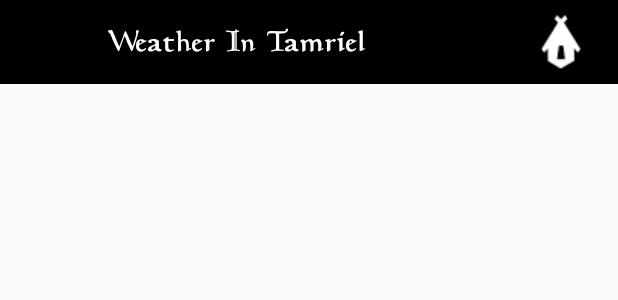
After one commit to justiceadamsUNI/Android-MVVM-Weather-In-Tamriel-App, an Android app: the layout toolbar.xml on its own in the app's theme, with its tools: preview values and no code run, on a phone screen of 412 x 824 dp. The commit adds this screen. Shown: the top 300 px of the screen. Run offline under Robolectric (Android 15) with nearby library versions, the phone set to English and light mode, and no system bars.

Commit message:
custom toolbar for the win

```diff
--- /dev/null
+++ b/app/src/main/res/layout/toolbar.xml
@@ -0,0 +1,39 @@
+<?xml version="1.0" encoding="utf-8"?>
+<android.support.v7.widget.Toolbar
+    xmlns:android="http://schemas.android.com/apk/res/android"
+    xmlns:app="http://schemas.android.com/apk/res-auto"
+    android:id="@+id/toolbar"
+    android:layout_width="match_parent"
+    android:layout_height="?attr/actionBarSize"
+    android:background="@color/toolbarColor"
+    app:popupTheme="@style/ThemeOverlay.AppCompat.Light"
+    app:layout_scrollFlags="scroll|enterAlways"
+    app:layout_collapseMode="pin">
+
+    <FrameLayout
+        android:layout_width="match_parent"
+        android:layout_height="match_parent">
+
+        <weatherintamriel.view.PlanewalkerTextView
+            android:id="@+id/toolbar_title"
+            android:orientation="horizontal"
+            android:layout_width="wrap_content"
+            android:layout_height="fill_parent"
+            android:layout_marginRight="?attr/actionBarSize"
+            android:layout_gravity="center"
+            android:gravity="center_vertical"
+            android:text="@string/app_name"
+            android:textColor="@color/toolbarTextColor"
+            style="@style/TextAppearance.AppCompat.Widget.ActionBar.Title.Inverse" />
+
+        <ImageButton
+            android:id="@+id/set_zip_code"
+            android:layout_width="?attr/actionBarSize"
+            android:layout_height="?attr/actionBarSize"
+            android:layout_gravity="end"
+            android:layout_marginRight="10dip"
+            android:src="@drawable/settlement_icon"
+            style="@style/Widget.AppCompat.ActionButton" />
+
+    </FrameLayout>
+</android.support.v7.widget.Toolbar>
--- a/app/src/main/res/values/colors.xml
+++ b/app/src/main/res/values/colors.xml
@@ -4,4 +4,6 @@
     <color name="colorPrimaryDark">#303F9F</color>
     <color name="colorAccent">#FF4081</color>
     <color name="weatherListBackground">#F6F5F5</color>
+    <color name="toolbarColor">@android:color/black</color>
+    <color name="toolbarTextColor">@android:color/white</color>
 </resources>
--- a/app/src/main/res/values/styles.xml
+++ b/app/src/main/res/values/styles.xml
@@ -6,6 +6,8 @@
         <item name="colorPrimary">@color/colorPrimary</item>
         <item name="colorPrimaryDark">@color/colorPrimaryDark</item>
         <item name="colorAccent">@color/colorAccent</item>
+        <item name="windowNoTitle">true</item>
+        <item name="windowActionBar">false</item>
     </style>
 
 </resources>
```
Also changed, not shown: app/src/main/java/weatherintamriel/view/WeatherListActivity.kt (+8 -1 lines), app/src/main/res/layout/activity_weather_list.xml (+12 -26 lines), app/src/main/res/layout/weather_list_content.xml (added, +35 -0 lines), app/src/main/res/drawable/settlement_icon.png (added).
